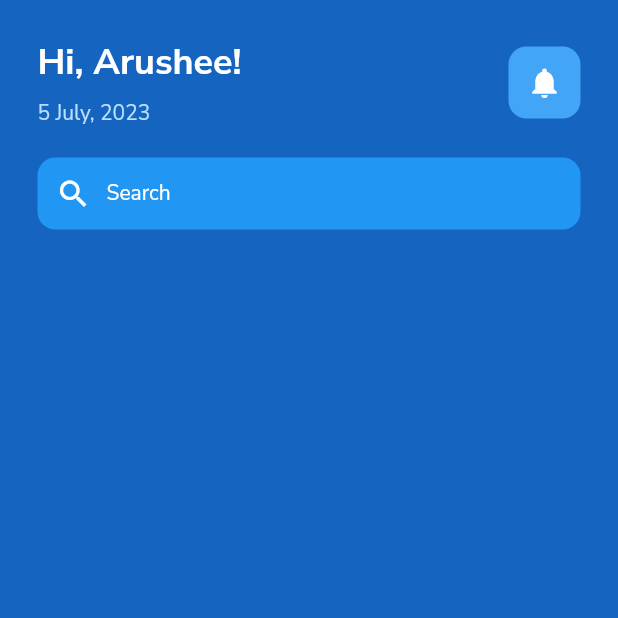
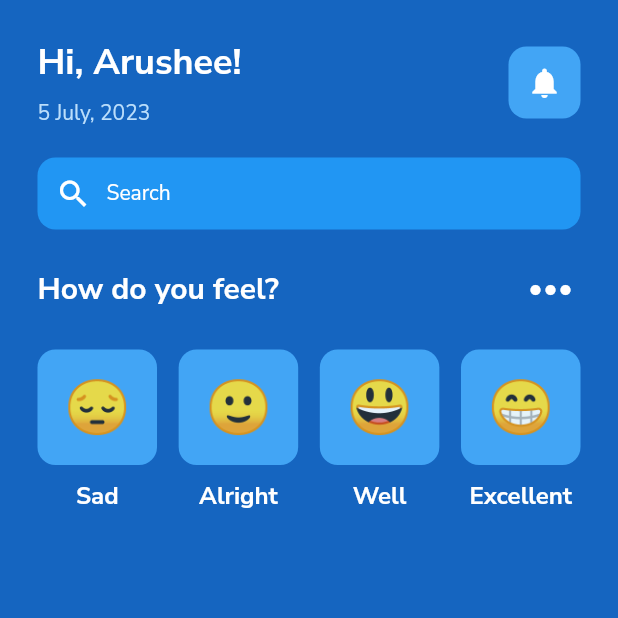
Before and after one commit to GAmuzak/mental_health_app, a Flutter app: the screen it shows after launch, on a phone screen of 412 x 824 dp, the top half of it. Run offline on Flutter 3.47's test engine with Material 2 defaults, Android fonts, the phone set to English and light mode, and no system bars.

Commit message:
Emoji panel

```diff
--- a/mental_health_app/lib/pages/home_page.dart
+++ b/mental_health_app/lib/pages/home_page.dart
@@ -1,6 +1,7 @@
 // ignore_for_file: prefer_const_literals_to_create_immutables, prefer_const_constructors
 
 import 'package:flutter/material.dart';
+import 'package:mental_health_app/utils/emoticons.dart';
 
 class HomePage extends StatefulWidget {
   const HomePage({super.key});
@@ -72,6 +73,31 @@ class _HomePageState extends State<HomePage> {
                   ],
                 ),
               ),
+              SizedBox(height: 20,),
+              Row(
+                mainAxisAlignment: MainAxisAlignment.spaceBetween,
+                children: [
+                  Text(
+                    "How do you feel?",
+                    style: TextStyle(
+                      color: Colors.white,
+                      fontSize: 20,
+                      fontWeight: FontWeight.bold
+                    ),
+                  ),
+                  Icon(Icons.more_horiz, size: 40 ,color: Colors.white,)
+                ],
+              ),
+              SizedBox(height: 20,),
+              Row(
+                mainAxisAlignment: MainAxisAlignment.spaceBetween,
+                children: [
+                  Emoticons(emoji:"😔", title: "Sad"),
+                  Emoticons(emoji:"🙂", title: "Alright"),
+                  Emoticons(emoji:"😃", title: "Well"),
+                  Emoticons(emoji:"😁", title: "Excellent"),
+                ],
+              )
             ],
           ),
         ),
--- /dev/null
+++ b/mental_health_app/lib/utils/emoticons.dart
@@ -0,0 +1,29 @@
+// ignore_for_file: prefer_const_literals_to_create_immutables, prefer_const_constructors
+
+import 'package:flutter/material.dart';
+
+class Emoticons extends StatelessWidget {
+
+  final String emoji;
+  final String title;
+
+  const Emoticons({super.key, required this.emoji, required this.title});
+
+  @override
+  Widget build(BuildContext context) {
+    return Column(
+      children: [
+        Container(
+          decoration: BoxDecoration(
+            color: Colors.blue[400],
+            borderRadius: BorderRadius.circular(12),
+            ),
+            padding: EdgeInsets.all(18),
+            child: Center(child: Text(emoji, style: TextStyle(fontSize: 35),))
+        ),
+        SizedBox(height: 10,),
+        Text(title, style: TextStyle(color: Colors.white, fontWeight: FontWeight.bold, fontSize: 16),)
+      ],
+    );
+  }
+}
```
